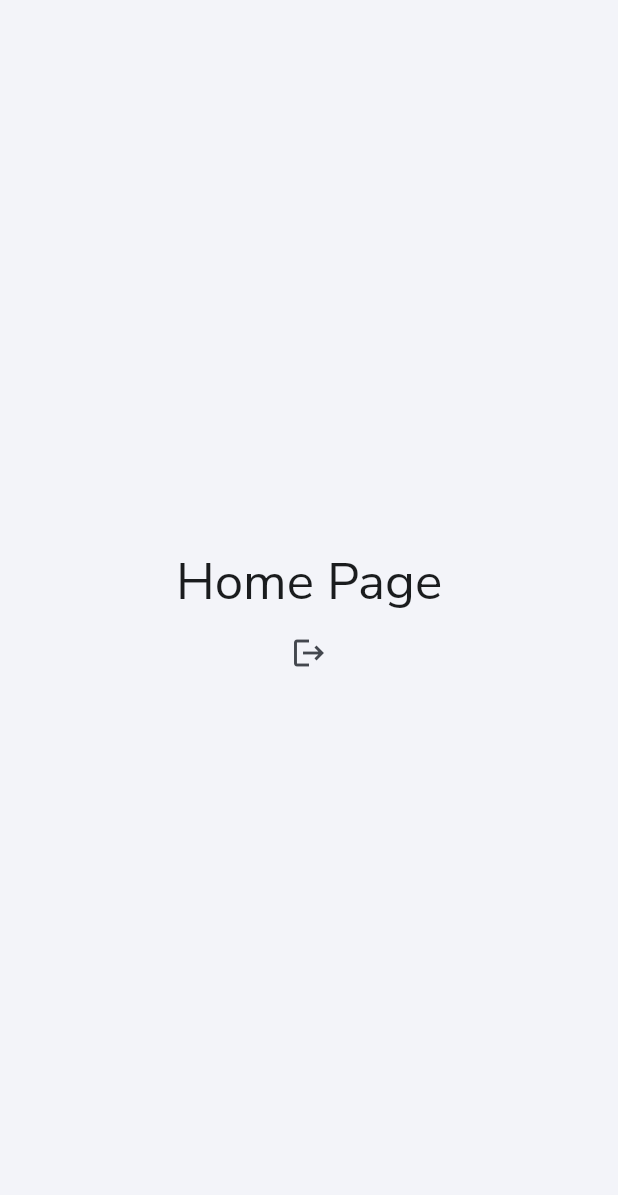
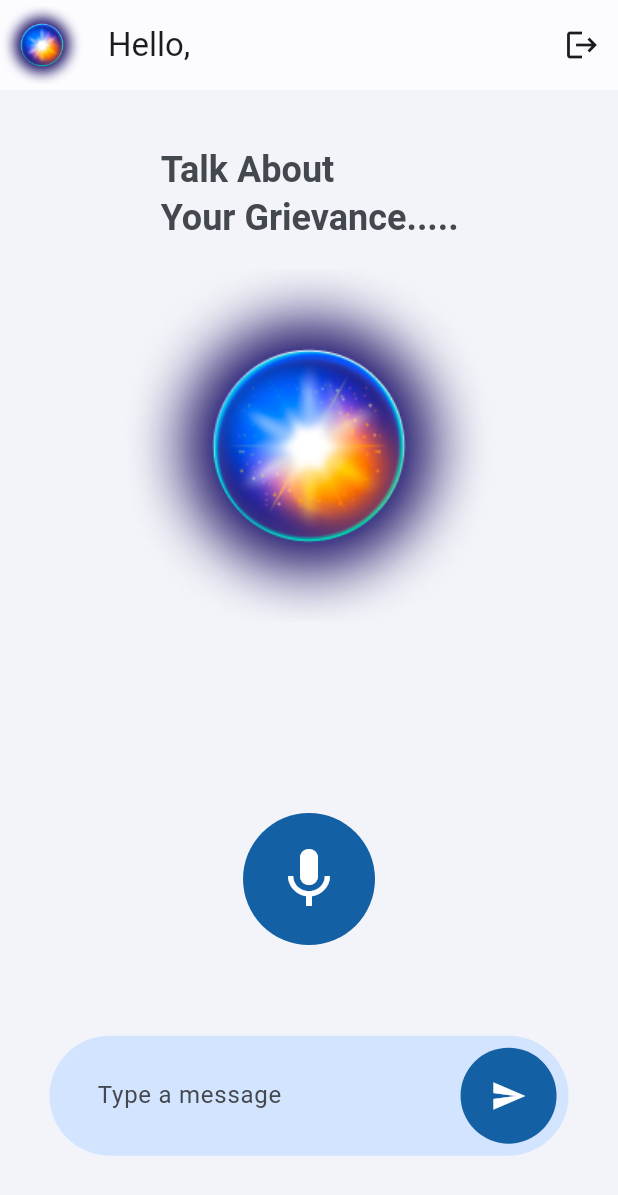
Before and after one commit to ekakshjanweja/sih23, a Flutter app: the screen it shows once a user with an empty profile is signed in, on a phone screen of 412 x 824 dp. Shown: the top 1195 px of the screen. Run offline on Flutter 3.47's test engine with Material 2 defaults, Android fonts, the phone set to English and light mode, and no system bars; our stand-ins replace cloud_firestore, firebase_auth, firebase_core, firebase_storage, flutter_riverpod, fpdart and 3 more; accounts and stored records are empty.

Commit message:
Added voice functionality still doesnt work perfectly

```diff
--- a/lib/features/authentication/repository/auth_repository.dart
+++ b/lib/features/authentication/repository/auth_repository.dart
@@ -99,9 +99,10 @@ class AuthRepository {
       UserCredential userCredential =
           await _firebaseAuth.signInWithCredential(credential);
 
+      UserModel userModel;
+
       if (userCredential.additionalUserInfo!.isNewUser) {
-        UserModel userModel =
-            ref.read(newUserOnboardingProvider.notifier).state!;
+        userModel = ref.read(newUserOnboardingProvider.notifier).state!;
 
         await _users.doc(_firebaseAuth.currentUser!.uid).set({
           'name': userModel.name,
@@ -114,9 +115,11 @@ class AuthRepository {
             .collection('chats')
             .doc('chatRooms')
             .set({'chatRooms': {}});
+      } else {
+        userModel = ref.read(userProvider.notifier).state!;
       }
 
-      return right(ref.read(newUserOnboardingProvider.notifier).state!);
+      return right(userModel);
     } on FirebaseAuthException catch (e) {
       throw e.message!;
     } catch (e) {
--- a/lib/features/authentication/views/login_page.dart
+++ b/lib/features/authentication/views/login_page.dart
@@ -148,8 +148,7 @@ class _LoginPageState extends ConsumerState<LoginPage> {
                                     context: context,
                                     ref: ref,
                                     phoneNumber: ref
-                                        .watch(
-                                            newUserOnboardingProvider.notifier)
+                                        .watch(userProvider.notifier)
                                         .state!
                                         .phone,
                                   );
--- a/lib/features/home/views/home_page.dart
+++ b/lib/features/home/views/home_page.dart
@@ -1,9 +1,12 @@
 import 'package:flutter/material.dart';
 import 'package:flutter_riverpod/flutter_riverpod.dart';
 import 'package:sih_chatbot/features/authentication/controller/auth_controller.dart';
+import 'package:sih_chatbot/features/home/widgets/message_box.dart';
+import 'package:sih_chatbot/gen/assets.gen.dart';
+import 'package:speech_to_text/speech_to_text.dart';
 
 class HomePage extends ConsumerStatefulWidget {
-  //static const routeName = '/home';
+  static const routeName = '/home';
 
   const HomePage({super.key});
 
@@ -12,24 +15,151 @@ class HomePage extends ConsumerStatefulWidget {
 }
 
 class _HomePageState extends ConsumerState<HomePage> {
+  bool isListening = false;
+
+  String? speechToText;
+
+  SpeechToText speechToTextInstance = SpeechToText();
+
   @override
   Widget build(BuildContext context) {
-    return Scaffold(
-      body: Center(
-        child: Column(
-          mainAxisAlignment: MainAxisAlignment.center,
-          children: [
-            Text(
-              'Home Page',
-              style: Theme.of(context).textTheme.headlineMedium,
-            ),
+    final currentWidth = MediaQuery.of(context).size.width;
+    final currentHeight = MediaQuery.of(context).size.height;
+    return SafeArea(
+      child: Scaffold(
+        appBar: AppBar(
+          elevation: 0,
+          toolbarHeight: 60,
+          scrolledUnderElevation: 0,
+          backgroundColor: Theme.of(context).colorScheme.background,
+          title: Text(
+            'Hello, ${ref.read(userProvider.notifier).state!.name}',
+          ),
+          leading: Image.asset(
+            Assets.images.orb.path,
+            scale: 4,
+          ),
+          actions: [
             IconButton(
               onPressed: () {
                 ref.read(authControllerProvider.notifier).logout();
               },
-              icon: const Icon(Icons.logout),
+              icon: Icon(
+                Icons.logout,
+                color: Theme.of(context).colorScheme.onBackground,
+              ),
             ),
           ],
+        ),
+        body: Padding(
+          padding: EdgeInsets.symmetric(
+            vertical: currentHeight * 0.035,
+            horizontal: currentWidth * 0.06,
+          ),
+          child: Stack(
+            children: [
+              //Title
+
+              if (isListening)
+                const Positioned(
+                  top: 0,
+                  child: SizedBox(),
+                )
+              else
+                Positioned(
+                  top: currentHeight * 0.01,
+                  left: currentWidth / 5,
+                  child: Text(
+                    'Talk About\nYour Grievance.....',
+                    style: Theme.of(context).textTheme.headlineSmall!.copyWith(
+                          fontWeight: FontWeight.bold,
+                        ),
+                  ),
+                ),
+
+              //Icon
+
+              isListening
+                  ? Positioned(
+                      top: currentHeight * 0,
+                      left: 0,
+                      right: 0,
+                      child: Container(
+                        padding: const EdgeInsets.all(10),
+                        width: currentWidth,
+                        height: currentHeight * 0.5,
+                        decoration: BoxDecoration(
+                          borderRadius: BorderRadius.circular(20),
+                          color: Theme.of(context).colorScheme.primaryContainer,
+                        ),
+                        child: Text(
+                          speechToText!,
+                          style: Theme.of(context).textTheme.headlineMedium,
+                        ),
+                      ),
+                    )
+                  : Positioned(
+                      top: currentHeight * 0.05,
+                      left: 0,
+                      right: 0,
+                      child: Image.asset(Assets.images.orb.path),
+                    ),
+
+              //Mic
+
+              Positioned(
+                top: currentHeight * 0.55,
+                left: 0,
+                right: 0,
+                child: GestureDetector(
+                  onTap: () async {
+                    if (!isListening) {
+                      bool available = await speechToTextInstance.initialize();
+
+                      if (available) {
+                        setState(() {
+                          isListening = true;
+                        });
+                        setState(() {
+                          speechToTextInstance.listen(
+                            onResult: (result) => setState(() {
+                              speechToText = result.recognizedWords;
+                            }),
+                          );
+                        });
+                      }
+                    } else {
+                      setState(() {
+                        isListening = false;
+                        speechToTextInstance.stop();
+                      });
+                    }
+                  },
+                  child: Container(
+                    padding: const EdgeInsets.all(20),
+                    decoration: BoxDecoration(
+                      color: Theme.of(context).colorScheme.primary,
+                      shape: BoxShape.circle,
+                    ),
+                    child: Icon(
+                      isListening ? Icons.record_voice_over : Icons.mic,
+                      size: 48,
+                      color: Theme.of(context).colorScheme.onPrimary,
+                    ),
+                  ),
+                ),
+              ),
+
+              //Message Box
+
+              Positioned(
+                bottom: currentHeight * 0.01,
+                left: 0,
+                right: 0,
+                child: const MessageBox(),
+              ),
+            ],
+          ),
         ),
       ),
     );
--- /dev/null
+++ b/lib/features/home/widgets/message_box.dart
@@ -0,0 +1,109 @@
+import 'package:flutter/foundation.dart';
+import 'package:flutter/material.dart';
+import 'package:flutter_riverpod/flutter_riverpod.dart';
+
+class MessageBox extends ConsumerStatefulWidget {
+  const MessageBox({super.key});
+
+  @override
+  ConsumerState<ConsumerStatefulWidget> createState() => _MessageBoxState();
+}
+
+class _MessageBoxState extends ConsumerState<MessageBox> {
+  bool showSendButton = false;
+
+  final TextEditingController messageController = TextEditingController();
+
+  FocusNode focusNode = FocusNode();
+
+  @override
+  void dispose() {
+    messageController.dispose();
+    super.dispose();
+  }
+
+  @override
+  Widget build(BuildContext context) {
+    return Row(
+      children: [
+        //TextField
+
+        Expanded(
+          child: Padding(
+            padding: EdgeInsets.only(
+              bottom: MediaQuery.of(context).size.height * 0.02,
+              left: MediaQuery.of(context).size.width * 0.02,
+              right: MediaQuery.of(context).size.width * 0.02,
+            ),
+            child: TextField(
+              controller: messageController,
+              focusNode: focusNode,
+              onChanged: (value) {
+                if (kDebugMode) {
+                  print('value is: $value');
+                }
+                if (value.isNotEmpty) {
+                  setState(() {
+                    showSendButton = true;
+                  });
+                } else {
+                  setState(() {
+                    showSendButton = false;
+                  });
+                }
+              },
+              decoration: InputDecoration(
+                fillColor: Theme.of(context).colorScheme.primaryContainer,
+                filled: true,
+                hintText: 'Type a message',
+                border: OutlineInputBorder(
+                  borderRadius: BorderRadius.circular(50),
+                  borderSide: const BorderSide(
+                    width: 0,
+                    style: BorderStyle.none,
+                  ),
+                ),
+                contentPadding: const EdgeInsets.only(
+                  top: 25,
+                  bottom: 25,
+                  left: 28,
+                ),
+                suffixIcon: Padding(
+                  padding: const EdgeInsets.all(8.0),
+                  child: showSendButton
+                      ? GestureDetector(
+                          child: Container(
+                            padding: const EdgeInsets.all(20),
+                            decoration: BoxDecoration(
+                              shape: BoxShape.circle,
+                              color: Theme.of(context).colorScheme.primary,
+                            ),
+                            child: Icon(
+                              Icons.send,
+                              color: Theme.of(context).colorScheme.onPrimary,
+                            ),
+                          ),
+                        )
+                      : GestureDetector(
+                          onTap: () {},
+                          child: Container(
+                            padding: const EdgeInsets.all(20),
+                            decoration: BoxDecoration(
+                              shape: BoxShape.circle,
+                              color: Theme.of(context).colorScheme.primary,
+                            ),
+                            child: Icon(
+                              Icons.send,
+                              color: Theme.of(context).colorScheme.onPrimary,
+                            ),
+                          ),
+                        ),
+                ),
+              ),
+            ),
+          ),
+        )
+      ],
+    );
+  }
+}
--- a/lib/gen/assets.gen.dart
+++ b/lib/gen/assets.gen.dart
@@ -12,11 +12,19 @@ import 'package:flutter/widgets.dart';
 class $AssetsImagesGen {
   const $AssetsImagesGen();
 
+  /// File path: assets/images/blob_one.png
+  AssetGenImage get blobOne =>
+      const AssetGenImage('assets/images/blob_one.png');
+
+  /// File path: assets/images/blob_two.png
+  AssetGenImage get blobTwo =>
+      const AssetGenImage('assets/images/blob_two.png');
+
   /// File path: assets/images/orb.png
   AssetGenImage get orb => const AssetGenImage('assets/images/orb.png');
 
   /// List of all assets
-  List<AssetGenImage> get values => [orb];
+  List<AssetGenImage> get values => [blobOne, blobTwo, orb];
 }
 
 class Assets {
--- a/pubspec.yaml
+++ b/pubspec.yaml
@@ -43,6 +43,7 @@ dependencies:
   google_sign_in: ^6.1.5
   intl: ^0.18.1
   routemaster: ^1.0.1
+  speech_to_text: ^6.3.0
   uuid: ^4.0.0
 
 dev_dependencies:
```
Also changed, not shown: pubspec.lock, 4 other files.
